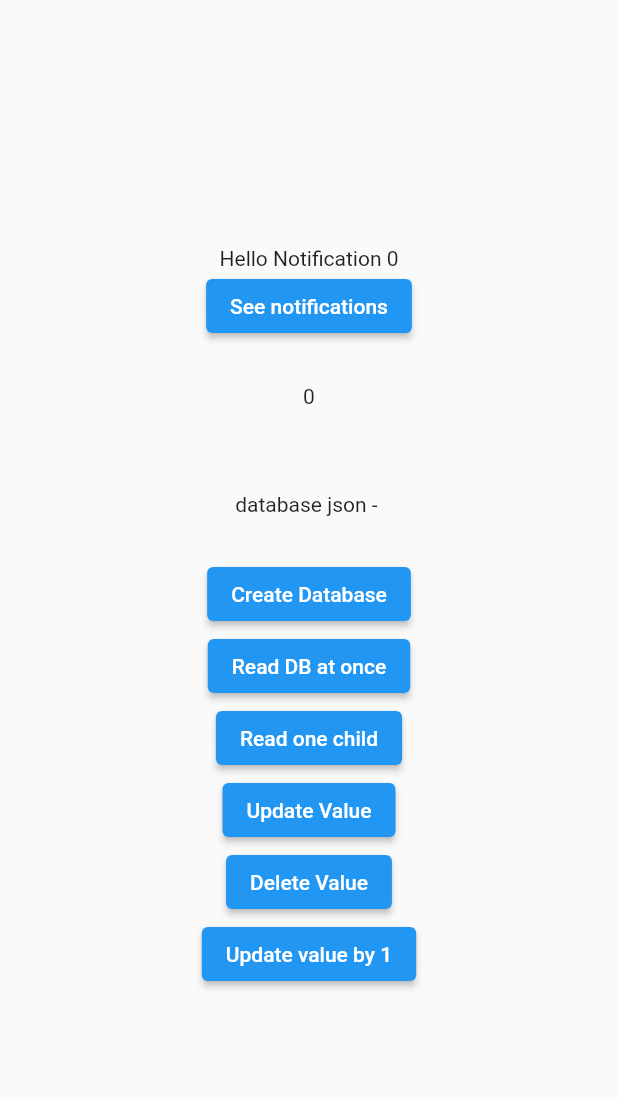
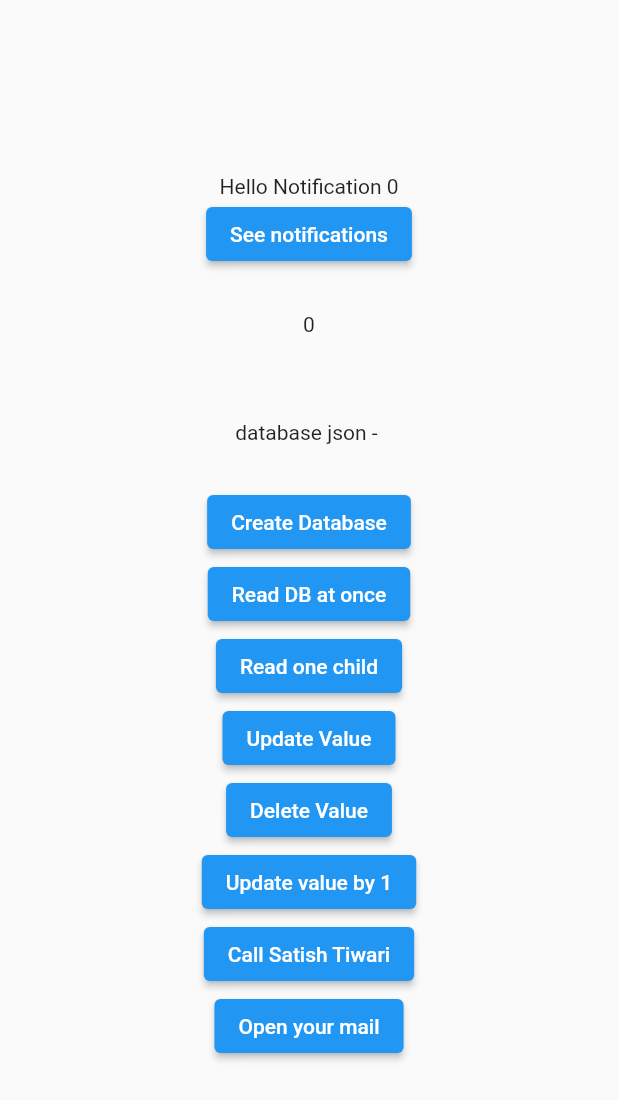
Before and after one commit to riyatyagi2021/flutter_advance, a Flutter app: the Hello screen opened directly, on a phone screen of 412 x 824 dp. Shown: the top 1100 px of the screen. Run offline on Flutter 3.47's test engine with Material 2 defaults, Android fonts, the phone set to English and light mode, and no system bars; our stand-ins replace firebase_auth, firebase_core, firebase_database, firebase_messaging, flutter_local_notifications, fluttertoast and 4 more; missing offline and left inert: flutter_facebook_auth, open_mail_app; accounts and stored records are empty.

```diff
--- a/lib/home.dart
+++ b/lib/home.dart
@@ -4,6 +4,9 @@ import 'package:flutter/material.dart';
 import 'package:flutter/rendering.dart';
 import 'package:flutter_local_notifications/flutter_local_notifications.dart';
 import 'package:firebase_database/firebase_database.dart';
+import 'package:url_launcher/url_launcher.dart';
+import 'package:open_mail_app/open_mail_app.dart';
+
 
 class Hello extends StatefulWidget {
   const Hello({Key? key}) : super(key: key);
@@ -141,6 +144,14 @@ class _HelloState extends State<Hello> {
             child: Text("Update value by 1"),
             onPressed: updateby1,
           ),
+          ElevatedButton(
+            child: Text("Call Satish Tiwari"),
+            onPressed: () => launch("tel://7409616828"),
+          ),
+          ElevatedButton(
+            child: Text("Open your mail"),
+            onPressed: () => launch("mailto://riya.mobcoder@gmail.com"),
+          ),
         ],
       )),
     );
@@ -149,7 +160,6 @@ class _HelloState extends State<Hello> {
   createDB() {
    dbr.child("Name").set("Riya Tyagi");
    dbr.child("Profile").set("Flutter developer");
-  // dbr.child("Key_Counter").set("1");
    dbr.child("Websites").set({'website1':"www.riya.com",'website2':"www.riyaaaaa.com",});
   }
 
@@ -157,7 +167,6 @@ class _HelloState extends State<Hello> {
     dbr.update({'Name': "Riya Bhardwaj"});
     dbr.update({'Profile': "Android developer"});
   }
-
 
    readatOnce() {
     dbr.once().then((DataSnapshot dataSnapshot) {
@@ -179,8 +188,10 @@ class _HelloState extends State<Hello> {
     dbr.child("Websites").remove();
    }
 
-
    updateby1() {
     dbr.child("myCounter").update({'Key_Counter': countValue+1});
   }
+
+
+
 }
--- a/pubspec.yaml
+++ b/pubspec.yaml
@@ -41,6 +41,8 @@ dependencies:
   flutter_local_notifications: ^9.0.1
   flutter_facebook_auth: ^3.5.3
   firebase_database: ^8.0.1
+  url_launcher: ^6.0.0
+  open_mail_app: ^0.3.0
 
 
 
```
Also changed, not shown: pubspec.lock.
